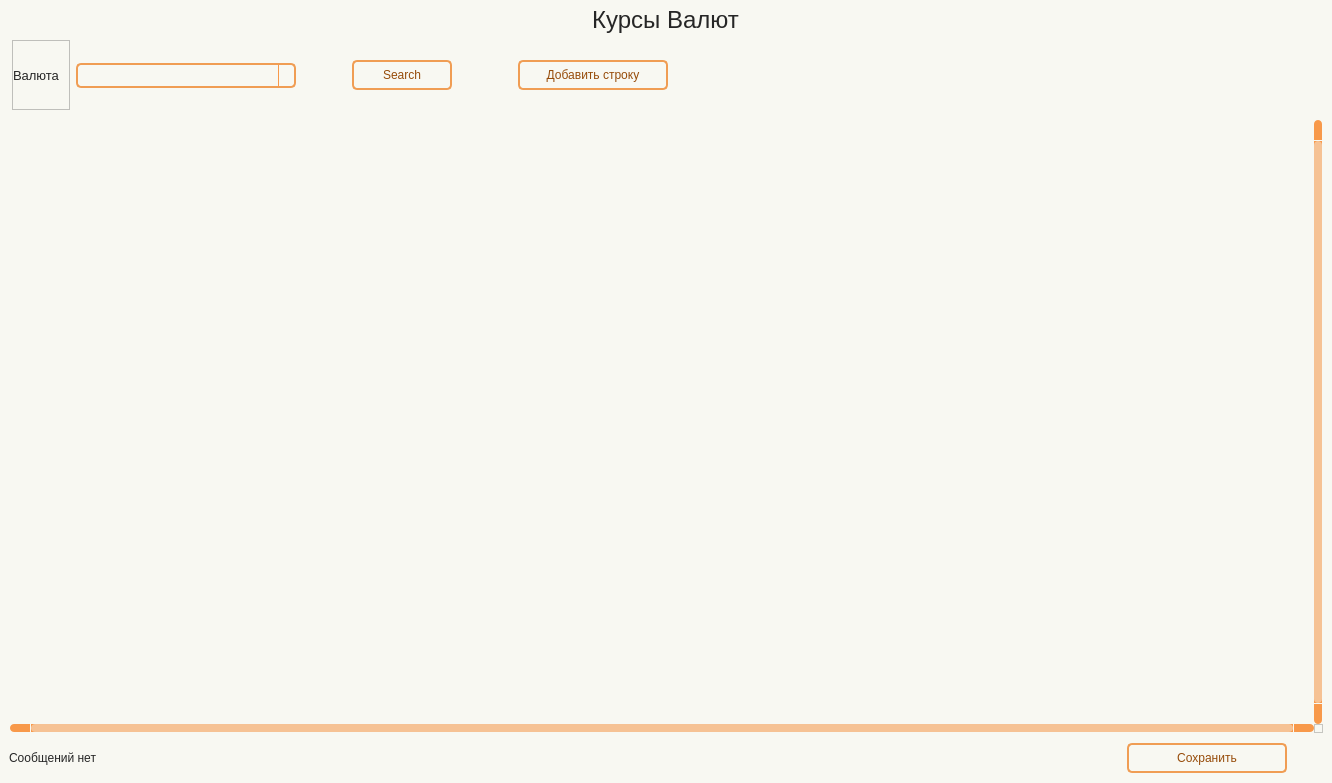
Before: the Qt Designer form app/ui/windows/exchange_rates.ui in Masik84/Procurement_app, drawn with Qt 5.
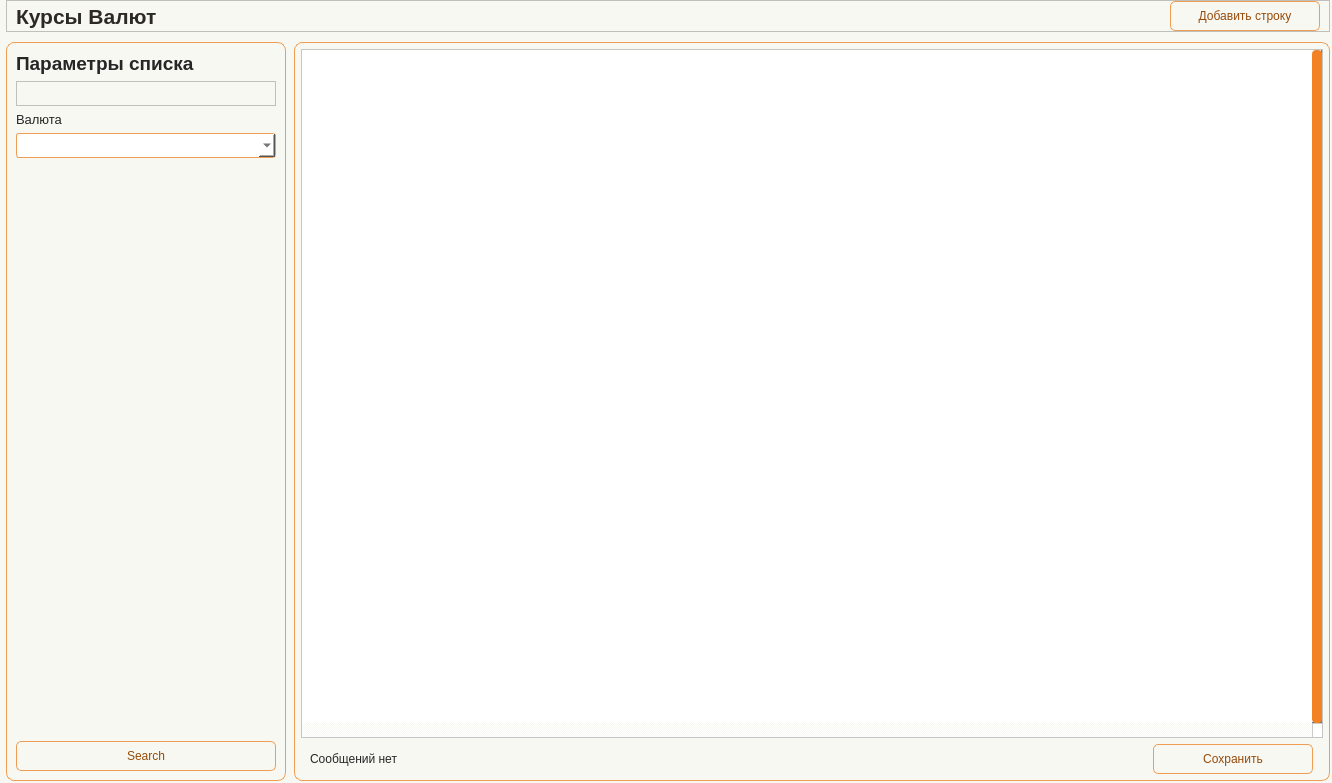
After: the same form once the commit is applied. Icons and pictures are not drawn.

Diff of the .ui file:
```diff
--- a/app/ui/windows/exchange_rates.ui
+++ b/app/ui/windows/exchange_rates.ui
@@ -20,411 +20,85 @@
    <string>Form</string>
   </property>
   <property name="styleSheet">
-   <string notr="true">Form.QWidget{border: 2px solid #f28223;}
+   <string notr="true">/* ===== BASE PREVIEW STYLE FOR DESIGNER ===== */
 
-QWidget{
-	background-color: #f8f8f2;
+QWidget {
+    background-color: #f8f8f2;
+    color: #262626;
+    font: 10pt &quot;Tahoma&quot;;
 }
 
-#Title_label.QLabel {
-color: #262626;
-font: 18pt &quot;Tahoma&quot;;
-}
+/* ===== LABELS ===== */
 
 QLabel {
-color: #262626;
-font: 10pt &quot;Tahoma&quot;;
+    color: #262626;
 }
 
+#Title_label {
+    font: 16pt &quot;Tahoma&quot;;
+    font-weight: 700;
+    color: #2D2A26;
+}
+
+QLabel#label_filter_title {
+    font: 14pt &quot;Tahoma&quot;;
+    font-weight: 700;
+}
+
+/* ===== INPUTS ===== */
+
+QLineEdit, QComboBox, QDateEdit {
+    border: 1px solid #f09d54;
+    border-radius: 3px;
+    padding: 2px;
+    background-color: #ffffff;
+    color: #262626;
+}
+
+/* ===== BUTTONS ===== */
+
 QPushButton {
-	border: 2px solid #f09d54;
-	border-radius: 5px;
-	background-color: #f8f8f2;
-	color: #964b09;
-	font: 10pt &quot;Tahoma&quot;;
-}
-
-QPushButton:hover {
-	background-color: #f28223;
-	color: #ffffff;
-}
-
-QPushButton:pressed {
-	background-color: #f28223;
-	border: 2px solid #f28223;
-	color: #ffffff;
-}
-
-
-QTableWidget {	
-	background-color: #f8f8f2;
-	padding: 10px;
-	border-radius: 5px;
-	gridline-color: #f8994a;
-    outline: none;
-	color: #262626;
-}
-QTableWidget::item{
-	border-color: #f8994a;
-	padding-left: 5px;
-	padding-right: 5px;
-	gridline-color: #f8994a;
-	color: #262626;
-	padding: 1px;
-    font: 7pt &quot;Tahoma&quot;; 
-}
-QTableWidget::item:selected{
-	background-color: #f28223;
-    color: #ffffff;
-}
-QTableWidget::item:editable {
-	background-color: #fff5cc;
-	border: #ffffff;
-}
-QTableWidget::item:focus {
-	background-color: #f28223;
-	border: 2px solid #ffffff;
-}
-QHeaderView::section{
-	background-color: #f8f8f2;
-	border: none;
-	border-style: none;
-}
-QTableWidget::horizontalHeader {	
-	background-color: #f8994a;
-	font: 10pt &quot;Tahoma&quot;;
-}
-QHeaderView::section:horizontal {
-    border: 1px solid #f8994a;
-	background-color: #ffd4af;
-	padding: 3px;
-	border-top-left-radius: 7px;
-    border-top-right-radius: 7px;
-    color: #262626;
-}
-QHeaderView::section:vertical {
-    border: 1px solid #f8994a;
-	color: #262626;
-}
-
-QLineEdit {
-	background-color: #f8f8f2;
-	border-radius: 5px;
-	border: 2px solid #f09d54;
-	padding-left: 10px;
-	selection-color: rgb(255, 255, 255);
-	selection-background-color: #f28223;
-    color: #262626;
-}
-QLineEdit:hover {
-	border: 2px solid #f28223;
-}
-QLineEdit:focus {
-	border: 2px solid #f28223;
-}
-
-/* Стили для множественного выбора */
-QListWidget {
-    background-color: #f8f8f2;
-    border: 2px solid #f09d54;
-    border-radius: 5px;
-    color: #262626;
-    font: 10pt &quot;Tahoma&quot;;
-}
-
-QListWidget::item {
-    padding: 5px;
-    border-bottom: 1px solid #f8994a;
-}
-
-QListWidget::item:selected {
-    background-color: #f28223;
-    color: #ffffff;
-}
-
-QListWidget::item:hover {
-    background-color: #ffd4af;
-}
-
-/* Улучшенная видимость чекбоксов */
-QCheckBox::indicator {
-    width: 16px;
-    height: 16px;
-}
-
-QCheckBox::indicator:unchecked {
-    border: 2px solid #f09d54;
-    background-color: #f8f8f2;
-    border-radius: 3px;
-}
-
-QCheckBox::indicator:checked {
-    border: 2px solid #f28223;
-    background-color: #f28223;
-    border-radius: 3px;
-    image: url(:/icon/icon/check.svg);
-}
-
-QCheckBox::indicator:hover {
-    border: 2px solid #f28223;
-}
-
-QComboBox {
-	background-color: #f8f8f2;
-	border-radius: 5px;
-	border: 2px solid #f09d54;
-	padding-left: 10px;
-	selection-color: #f28223;
-	selection-background-color: #f28223;
-    color: #262626;
-	font: 9pt &quot;Tahoma&quot;;
-}
-QComboBox:hover {
-	border: 2px solid #f28223;
-	
-}
-QComboBox:focus {
-	border: 2px solid #f28223;
-}
-
-QComboBox QAbstractItemView::item {
-	color: #262626;
-}
-QComboBox QAbstractItemView::item::selected {
-	background-color: #f09d54;
-	color: #ffffff;
-}
-
-QComboBox::down-arrow {
-	
-	image: url(:/icon/icon/chevron-down — копия — копия.svg);
-}
-QComboBox::drop-down {
-    subcontrol-origin: padding;
-    subcontrol-position: top right;
-    width: 15px;
-    border-left-width: 1px;
-    border-left-color: #f8994a;
-    border-left-style: solid; /* just a single line */
-    border-top-right-radius: 3px; /* same radius as the QComboBox */
-    border-bottom-right-radius: 3px;
-	color: #262626;
-}
-
-QScrollBar:horizontal {
-    border: none;
-    background: #f8994a;
-    height: 8px;
-    margin: 0px 21px 0 21px;
-	border-radius: 0px;
-}
-QScrollBar::handle:horizontal {
-    background: #f6c294;
-    min-width: 20px;
-	border-radius: 4px
-}
-QScrollBar::add-line:horizontal {
-    border: none;
-    background: #f8994a;
-    width: 20px;
-	border-top-right-radius: 4px;
-    border-bottom-right-radius: 4px;
-    subcontrol-position: right;
-    subcontrol-origin: margin;
-}
-QScrollBar::sub-line:horizontal {
-    border: none;
-    background: #f8994a;
-    width: 20px;
-	border-top-left-radius: 4px;
-    border-bottom-left-radius: 4px;
-    subcontrol-position: left;
-    subcontrol-origin: margin;
-}
-QScrollBar::up-arrow:horizontal, QScrollBar::down-arrow:horizontal
-{
-     background: none;
-}
-QScrollBar::add-page:horizontal, QScrollBar::sub-page:horizontal
-{
-     background: none;
-}
- QScrollBar:vertical {
-	border: none;
-    background-color: #f8994a;
-    width: 8px;
-    margin: 21px 0 21px 0;
-	border-radius: 0px;
- }
- QScrollBar::handle:vertical {	
-	background: #f6c294;
-    min-height: 25px;
-	border-radius: 4px
- }
- QScrollBar::add-line:vertical {
-     border: none;
-    background: #f8994a;
-     height: 20px;
-	border-bottom-left-radius: 4px;
-    border-bottom-right-radius: 4px;
-     subcontrol-position: bottom;
-     subcontrol-origin: margin;
- }
- QScrollBar::sub-line:vertical {
-	border: none;
-    background: #f8994a;
-     height: 20px;
-	border-top-left-radius: 4px;
-    border-top-right-radius: 4px;
-     subcontrol-position: top;
-     subcontrol-origin: margin;
- }
- QScrollBar::up-arrow:vertical, QScrollBar::down-arrow:vertical {
-     background: none;
- }
-
- QScrollBar::add-page:vertical, QScrollBar::sub-page:vertical {
-     background: none;
- }
-
-QDateEdit {
-    background-color: #f8f8f2;
-    border-radius: 5px;
-    border: 2px solid #f09d54;
-    padding-left: 10px; /* Add left padding */
-    padding-right: 10px; /* Add right padding to accommodate the dropdown arrow */
-    color: #262626;
-    font: 10pt &quot;Tahoma&quot;;
-    min-width: 80px; /* Minimum width to prevent text clipping */
-}
-
-QDateEdit:hover {
-    border: 2px solid #f28223;
-}
-
-QDateEdit:focus {
-    border: 2px solid #f28223;
-}
-
-QDateEdit::drop-down {
-    subcontrol-origin: padding;
-    subcontrol-position: top right;
-    width: 25px; /* Keep the dropdown arrow width */
-    border-left-width: 1px;
-    border-left-color: #f8994a;
-    border-left-style: solid;
-    border-top-right-radius: 3px;
-    border-bottom-right-radius: 3px;
-    background-color: #f8f8f2;
-}
-
-QDateEdit::down-arrow {
-	image: url(:/icon/icon/chevron-down — копия — копия.svg);
-    width: 16px;
-    height: 16px;
-}
-
-/* Calendar Styling */
-QCalendarWidget {
-    background-color: #f8f8f2;
-    border: 2px solid #f28223;
-    color: #262626;
-}
-
-QCalendarWidget QWidget {
-    color: #262626;
-}
-
-QCalendarWidget QAbstractItemView {
-    background-color: #f8f8f2;
-    selection-background-color: #f28223;
-    selection-color: #ffffff;
-}
-
-QCalendarWidget QToolButton {
-    background-color: #ffd4af;
-    color: #262626;
-    font: 10pt &quot;Tahoma&quot;;
-    border-radius: 3px;
-    padding: 5px;
-}
-
-QCalendarWidget QToolButton:hover {
-    background-color: #f28223;
-    color: #ffffff;
-}
-
-QCalendarWidget QMenu {
-    background-color: #f8f8f2;
-    border: 1px solid #f28223;
-}
-
-QCalendarWidget QSpinBox {
-    background-color: #f8f8f2;
-    color: #262626;
     border: 1px solid #f09d54;
+    border-radius: 5px;
+    background-color: #f8f8f2;
+    color: #964b09;
+    padding: 4px;
 }
 
-QCalendarWidget QSpinBox::up-button {
-    subcontrol-origin: border;
-    subcontrol-position: top right;
-    width: 15px;
-    border-left-width: 1px;
-    border-left-color: #f8994a;
-    border-left-style: solid;
-}
+/* ===== TABLE ===== */
 
-QCalendarWidget QSpinBox::down-button {
-    subcontrol-origin: border;
-    subcontrol-position: bottom right;
-    width: 15px;
-    border-left-width: 1px;
-    border-left-color: #f8994a;
-    border-left-style: solid;
+QTableWidget {
+    background-color: #ffffff;
+    gridline-color: #f28223;
+    selection-background-color: #f5d3b5;
+    selection-color: #262626;
 }
 
-QCalendarWidget QSpinBox::up-arrow {
-	image: url(:/icon/icon/chevron-up — копия — копия.svg);
-    width: 10px;
-    height: 10px;
+QHeaderView::section {
+    background-color: #f5d3b5;
+    border: 1px solid #f28223;
+    padding: 3px;
 }
 
-QCalendarWidget QSpinBox::down-arrow {
-	image: url(:/icon/icon/chevron-down — копия — копия.svg);
-    width: 10px;
-    height: 10px;
+/* ===== FRAMES ===== */
+
+QFrame#frame_LeftPanel, 
+QFrame#frame_RightPanel {
+    border: 1px solid #f28223;
+    border-radius: 5px;
 }
 
-QTabWidget::pane {
-    border: none;
+/* ===== SCROLL ===== */
+
+QScrollBar:vertical {
     background: #f8f8f2;
+    width: 10px;
 }
 
-QTabBar::tab {
-    background-color: #ffd4af;   /* как шапка таблицы */
-    color: #262626;
-    padding: 6px 12px;
-    min-height: 24px;
-    border: 1px solid #f8994a;
-    border-bottom: none;
-    margin-right: 2px;
-}
-
-QTabBar::tab:selected {
-    background-color: #f28223;
-    color: #ffffff;
-}
-
-QTabBar::tab:!selected {
-    background-color: #ffd4af;
-    color: #262626;
-}
-
-QTabBar::tab:hover:!selected {
-    background-color: #f6c294;
-    color: #262626;
-}
-</string>
+QScrollBar::handle:vertical {
+    background: #f28223;
+    border-radius: 4px;
+}</string>
   </property>
   <layout class="QHBoxLayout" name="horizontalLayout">
    <property name="leftMargin">
@@ -443,26 +117,56 @@
     <widget class="QWidget" name="widget" native="true">
      <layout class="QVBoxLayout" name="verticalLayout">
       <property name="spacing">
-       <number>0</number>
+       <number>10</number>
       </property>
       <property name="leftMargin">
-       <number>0</number>
+       <number>6</number>
       </property>
       <property name="topMargin">
        <number>0</number>
       </property>
       <property name="rightMargin">
+       <number>2</number>
+      </property>
+      <property name="bottomMargin">
+       <number>2</number>
+      </property>
+      <item>
+       <widget class="QFrame" name="frame_2">
+        <property name="minimumSize">
+         <size>
+          <width>0</width>
+          <height>32</height>
+         </size>
+        </property>
+        <property name="maximumSize">
+         <size>
+          <width>16777215</width>
+          <height>32</height>
+         </size>
+        </property>
+        <property name="frameShape">
+         <enum>QFrame::Shape::StyledPanel</enum>
+        </property>
+        <property name="frameShadow">
+         <enum>QFrame::Shadow::Raised</enum>
+        </property>
+        <layout class="QHBoxLayout" name="horizontalLayout_2">
+         <property name="spacing">
        <number>0</number>
       </property>
+         <property name="topMargin">
+          <number>0</number>
+         </property>
       <property name="bottomMargin">
-       <number>9</number>
-      </property>
-      <item alignment="Qt::AlignmentFlag::AlignHCenter">
+          <number>0</number>
+         </property>
+         <item>
        <widget class="QLabel" name="Title_label">
         <property name="minimumSize">
          <size>
           <width>0</width>
-          <height>40</height>
+             <height>30</height>
          </size>
         </property>
         <property name="maximumSize">
@@ -474,9 +178,9 @@
         <property name="font">
          <font>
           <family>Tahoma</family>
-          <pointsize>18</pointsize>
+             <pointsize>16</pointsize>
           <italic>false</italic>
-          <bold>false</bold>
+             <bold>true</bold>
          </font>
         </property>
         <property name="layoutDirection">
@@ -485,28 +189,61 @@
         <property name="text">
          <string>Курсы Валют</string>
         </property>
-        <property name="alignment">
-         <set>Qt::AlignmentFlag::AlignCenter</set>
-        </property>
        </widget>
       </item>
       <item>
-       <widget class="QFrame" name="frame_Search">
+          <spacer name="horizontalSpacer">
+           <property name="orientation">
+            <enum>Qt::Orientation::Horizontal</enum>
+           </property>
+           <property name="sizeHint" stdset="0">
+            <size>
+             <width>1003</width>
+             <height>20</height>
+            </size>
+           </property>
+          </spacer>
+         </item>
+         <item>
+          <widget class="QPushButton" name="btn_AddLine">
         <property name="minimumSize">
          <size>
-          <width>0</width>
-          <height>70</height>
+             <width>150</width>
+             <height>30</height>
          </size>
         </property>
         <property name="maximumSize">
          <size>
-          <width>16777215</width>
-          <height>150</height>
-         </size>
-        </property>
-        <layout class="QHBoxLayout" name="horizontalLayout_2">
+             <width>150</width>
+             <height>30</height>
+            </size>
+           </property>
+           <property name="text">
+            <string>Добавить строку</string>
+           </property>
+           <property name="icon">
+            <iconset resource="../resource.qrc">
+             <normaloff>:/icon/icon/plus-circle — копия — копия.svg</normaloff>:/icon/icon/plus-circle — копия — копия.svg</iconset>
+           </property>
+          </widget>
+         </item>
+        </layout>
+       </widget>
+      </item>
+      <item>
+       <widget class="QFrame" name="frame_Content">
+        <property name="frameShape">
+         <enum>QFrame::Shape::NoFrame</enum>
+        </property>
+        <property name="frameShadow">
+         <enum>QFrame::Shadow::Plain</enum>
+        </property>
+        <layout class="QHBoxLayout" name="horizontalLayout_content">
+         <property name="spacing">
+          <number>8</number>
+         </property>
          <property name="leftMargin">
-          <number>12</number>
+          <number>0</number>
          </property>
          <property name="topMargin">
           <number>0</number>
@@ -517,27 +254,67 @@
          <property name="bottomMargin">
           <number>0</number>
          </property>
+         <item>
+          <widget class="QFrame" name="frame_LeftPanel">
+           <property name="minimumSize">
+            <size>
+             <width>280</width>
+             <height>0</height>
+            </size>
+           </property>
+           <property name="maximumSize">
+            <size>
+             <width>300</width>
+             <height>16777215</height>
+            </size>
+           </property>
+           <property name="styleSheet">
+            <string notr="true">#frame_LeftPanel {border: 1px solid #f09d54; border-radius: 8px;}</string>
+           </property>
+           <property name="frameShape">
+            <enum>QFrame::Shape::StyledPanel</enum>
+           </property>
+           <property name="frameShadow">
+            <enum>QFrame::Shadow::Raised</enum>
+           </property>
+           <layout class="QVBoxLayout" name="verticalLayout_left">
+            <item>
+             <widget class="QLabel" name="label_filter_title">
+              <property name="font">
+               <font>
+                <family>Tahoma</family>
+                <pointsize>14</pointsize>
+                <italic>false</italic>
+                <bold>true</bold>
+               </font>
+              </property>
+              <property name="text">
+               <string>Параметры списка</string>
+              </property>
+             </widget>
+            </item>
          <item>
           <widget class="QFrame" name="frame">
+              <property name="minimumSize">
+               <size>
+                <width>0</width>
+                <height>25</height>
+               </size>
+              </property>
+              <property name="maximumSize">
+               <size>
+                <width>16777215</width>
+                <height>25</height>
+               </size>
+              </property>
            <property name="frameShape">
             <enum>QFrame::Shape::StyledPanel</enum>
            </property>
            <property name="frameShadow">
             <enum>QFrame::Shadow::Raised</enum>
            </property>
-           <layout class="QVBoxLayout" name="verticalLayout_2">
-            <property name="leftMargin">
-             <number>0</number>
-            </property>
-            <property name="topMargin">
-             <number>3</number>
-            </property>
-            <property name="rightMargin">
-             <number>9</number>
-            </property>
-            <property name="bottomMargin">
-             <number>3</number>
-            </property>
+             </widget>
+            </item>
             <item>
              <widget class="QLabel" name="label_5">
               <property name="font">
@@ -553,39 +330,6 @@
               </property>
              </widget>
             </item>
-           </layout>
-          </widget>
-         </item>
-         <item>
-          <widget class="QFrame" name="frame_2">
-           <property name="minimumSize">
-            <size>
-             <width>220</width>
-             <height>0</height>
-            </size>
-           </property>
-           <property name="maximumSize">
-            <size>
-             <width>300</width>
-             <height>16777215</height>
-            </size>
-           </property>
-           <layout class="QVBoxLayout" name="verticalLayout_3">
-            <property name="spacing">
-             <number>6</number>
-            </property>
-            <property name="leftMargin">
-             <number>0</number>
-            </property>
-            <property name="topMargin">
-             <number>3</number>
-            </property>
-            <property name="rightMargin">
-             <number>0</number>
-            </property>
-            <property name="bottomMargin">
-             <number>3</number>
-            </property>
             <item>
              <widget class="QComboBox" name="line_Currency">
               <property name="minimumSize">
@@ -597,78 +341,36 @@
               <property name="maximumSize">
                <size>
                 <width>16777215</width>
-                <height>22</height>
+                <height>25</height>
                </size>
               </property>
-              <property name="currentText">
-               <string/>
-              </property>
-              <property name="currentIndex">
-               <number>-1</number>
-              </property>
-             </widget>
-            </item>
-           </layout>
           </widget>
          </item>
          <item>
-          <spacer name="horizontalSpacer">
+             <spacer name="verticalSpacer_filters">
            <property name="orientation">
-            <enum>Qt::Orientation::Horizontal</enum>
-           </property>
-           <property name="sizeType">
-            <enum>QSizePolicy::Policy::Fixed</enum>
+               <enum>Qt::Orientation::Vertical</enum>
            </property>
            <property name="sizeHint" stdset="0">
             <size>
-             <width>50</width>
-             <height>20</height>
+                <width>20</width>
+                <height>550</height>
             </size>
            </property>
           </spacer>
          </item>
-         <item>
-          <widget class="QFrame" name="frame_3">
-           <property name="minimumSize">
-            <size>
-             <width>110</width>
-             <height>0</height>
-            </size>
-           </property>
-           <property name="maximumSize">
-            <size>
-             <width>93</width>
-             <height>16777215</height>
-            </size>
-           </property>
-           <layout class="QVBoxLayout" name="verticalLayout_4" stretch="0">
-            <property name="spacing">
-             <number>0</number>
-            </property>
-            <property name="leftMargin">
-             <number>0</number>
-            </property>
-            <property name="topMargin">
-             <number>0</number>
-            </property>
-            <property name="rightMargin">
-             <number>0</number>
-            </property>
-            <property name="bottomMargin">
-             <number>0</number>
-            </property>
             <item>
              <widget class="QPushButton" name="btn_Search">
               <property name="minimumSize">
                <size>
-                <width>100</width>
+                <width>0</width>
                 <height>30</height>
                </size>
               </property>
               <property name="maximumSize">
                <size>
-                <width>92</width>
-                <height>16777215</height>
+                <width>16777215</width>
+                <height>30</height>
                </size>
               </property>
               <property name="text">
@@ -684,53 +386,50 @@
           </widget>
          </item>
          <item>
-          <spacer name="horizontalSpacer_2">
-           <property name="orientation">
-            <enum>Qt::Orientation::Horizontal</enum>
+          <widget class="QFrame" name="frame_RightPanel">
+           <property name="styleSheet">
+            <string notr="true">#frame_RightPanel {border: 1px solid #f09d54; border-radius: 8px;}</string>
            </property>
-           <property name="sizeType">
-            <enum>QSizePolicy::Policy::Fixed</enum>
+           <property name="frameShape">
+            <enum>QFrame::Shape::StyledPanel</enum>
            </property>
-           <property name="sizeHint" stdset="0">
-            <size>
-             <width>50</width>
-             <height>20</height>
-            </size>
+           <property name="frameShadow">
+            <enum>QFrame::Shadow::Raised</enum>
            </property>
-          </spacer>
-         </item>
-         <item>
-          <widget class="QPushButton" name="btn_AddLine">
-           <property name="minimumSize">
-            <size>
-             <width>150</width>
-             <height>30</height>
-            </size>
-           </property>
-           <property name="text">
-            <string>Добавить строку</string>
-           </property>
-           <property name="icon">
-            <iconset resource="../resource.qrc">
-             <normaloff>:/icon/icon/plus-circle — копия — копия.svg</normaloff>:/icon/icon/plus-circle — копия — копия.svg</iconset>
-           </property>
-          </widget>
-         </item>
+           <layout class="QVBoxLayout" name="verticalLayout_right">
+            <property name="spacing">
+             <number>6</number>
+            </property>
+            <property name="leftMargin">
+             <number>6</number>
+            </property>
+            <property name="topMargin">
+             <number>6</number>
+            </property>
+            <property name="rightMargin">
+             <number>6</number>
+            </property>
+            <property name="bottomMargin">
+             <number>6</number>
+            </property>
          <item>
-          <spacer name="horizontalSpacer_3">
-           <property name="orientation">
-            <enum>Qt::Orientation::Horizontal</enum>
-           </property>
-           <property name="sizeHint" stdset="0">
-            <size>
-             <width>361</width>
-             <height>20</height>
-            </size>
-           </property>
-          </spacer>
-         </item>
-        </layout>
-       </widget>
+             <layout class="QHBoxLayout" name="horizontalLayout_topRight">
+              <property name="spacing">
+               <number>6</number>
+              </property>
+              <property name="leftMargin">
+               <number>0</number>
+              </property>
+              <property name="topMargin">
+               <number>0</number>
+              </property>
+              <property name="rightMargin">
+               <number>0</number>
+              </property>
+              <property name="bottomMargin">
+               <number>0</number>
+              </property>
+             </layout>
       </item>
       <item>
        <widget class="QTableWidget" name="table">
@@ -835,6 +534,18 @@
             </size>
            </property>
            <layout class="QVBoxLayout" name="verticalLayout_5">
+                  <property name="leftMargin">
+                   <number>9</number>
+                  </property>
+                  <property name="topMargin">
+                   <number>0</number>
+                  </property>
+                  <property name="rightMargin">
+                   <number>0</number>
+                  </property>
+                  <property name="bottomMargin">
+                   <number>0</number>
+                  </property>
             <item>
              <widget class="QLabel" name="label_msg">
               <property name="text">
@@ -855,7 +566,7 @@
            </property>
            <property name="maximumSize">
             <size>
-             <width>250</width>
+                   <width>180</width>
              <height>16777215</height>
             </size>
            </property>
@@ -896,6 +607,12 @@
                <iconset resource="../resource.qrc">
                 <normaloff>:/icon/icon/save — копия — копия.svg</normaloff>:/icon/icon/save — копия — копия.svg</iconset>
               </property>
+                   </widget>
+                  </item>
+                 </layout>
+                </widget>
+               </item>
+              </layout>
              </widget>
             </item>
            </layout>
```
Lines whose indentation alone changed are shown as unchanged.
